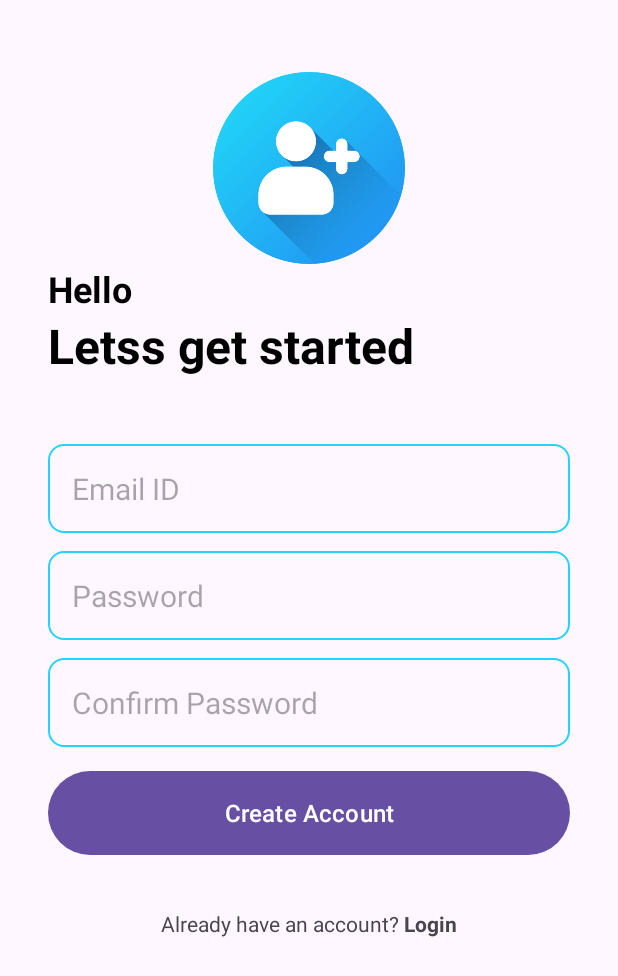
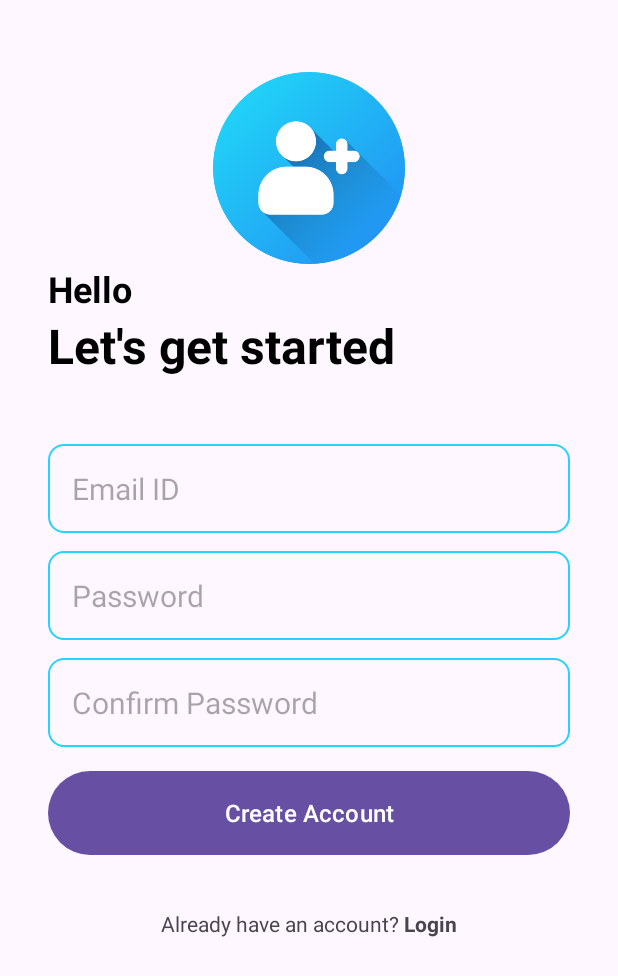
Before and after one commit to Abhi-Codehub/Notes-Pro-, an Android app: the CreatAccountActivity screen opened directly, with no data from a screen before it, on a phone screen of 412 x 824 dp. Shown: the top 976 px of the screen. Run offline under Robolectric (Android 15) with nearby library versions, the phone set to English and light mode, and no system bars; our stand-ins replace Firebase (no records; nobody signed in at launch, a user with empty details on screens opened directly).

Commit message:
Notes Pro

```diff
--- a/app/src/main/res/layout/activity_creat_account.xml
+++ b/app/src/main/res/layout/activity_creat_account.xml
@@ -34,7 +34,7 @@
         <TextView
             android:layout_width="match_parent"
             android:layout_height="wrap_content"
-            android:text="Letss get started "
+            android:text="Let's get started "
             android:textSize="32sp"
             android:textStyle="bold"
             android:textColor="@color/black"/>
```
